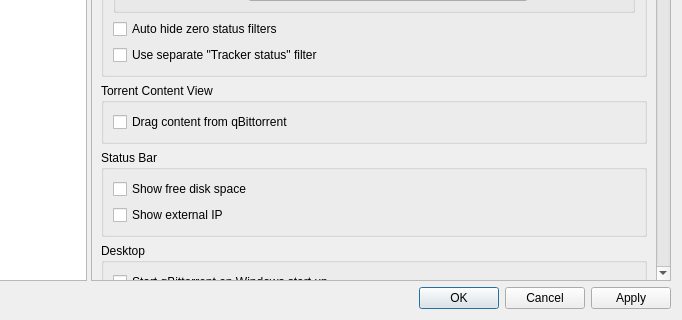
KarmanPrime/Torrenter, file src/gui/optionsdialog.ui: the form before one commit; both pictures show x 218 to 900 and y 520 to 840 of the 900 by 840 pixel window.
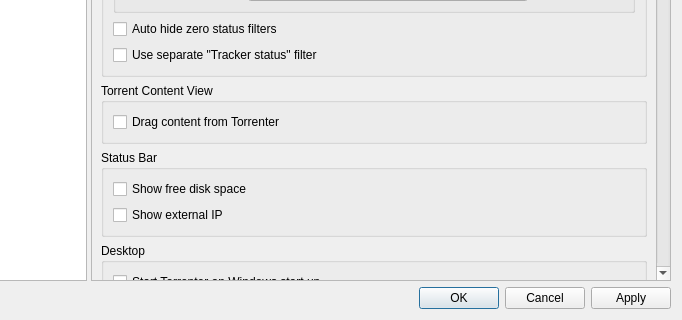
The form after the commit. Icons and pictures are not drawn. Custom widgets are drawn as their Qt base class.

Commit message: Complete Torrenter rebrand of UI, installer and packaging.

Diff of the .ui file:
```diff
--- a/src/gui/optionsdialog.ui
+++ b/src/gui/optionsdialog.ui
@@ -481,7 +481,7 @@
                   <string>Replaces multi-selection (hold Alt key to invert)</string>
                  </property>
                  <property name="text">
-                  <string>Drag content from qBittorrent</string>
+                  <string>Drag content from Torrenter</string>
                  </property>
                 </widget>
                </item>
@@ -520,7 +520,7 @@
                <item>
                 <widget class="ToggleSwitch" name="checkStartup">
                  <property name="text">
-                  <string>Start qBittorrent on Windows start up</string>
+                  <string>Start Torrenter on Windows start up</string>
                  </property>
                 </widget>
                </item>
```
Left out of the diff: 18 changed lines with no effect on the pictures. The commit also changes 129 other files.
